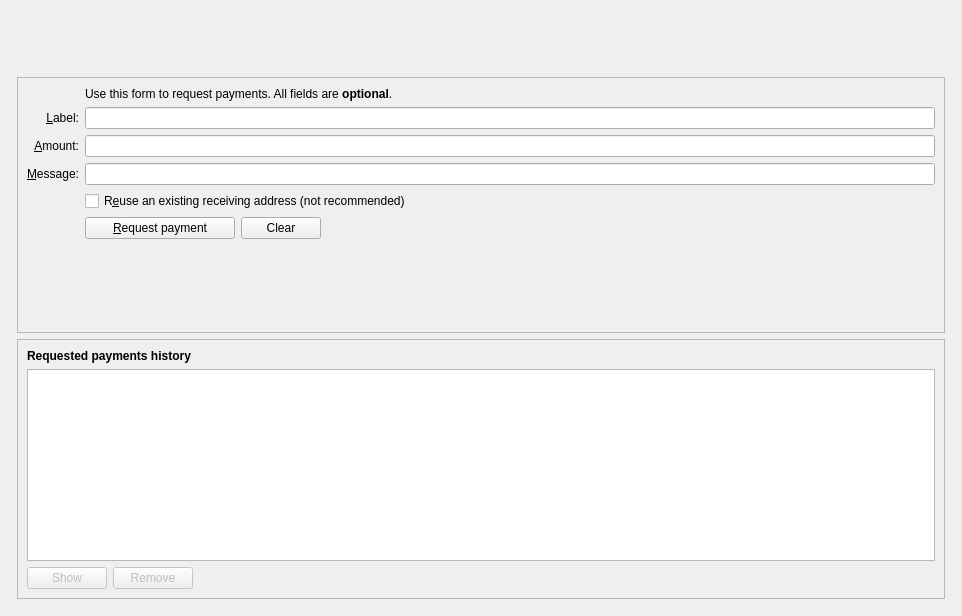
First picture: the form in src/qt/forms/receivecoinsdialog.ui, repository bestsolutionit/401KCoin, before the edit.
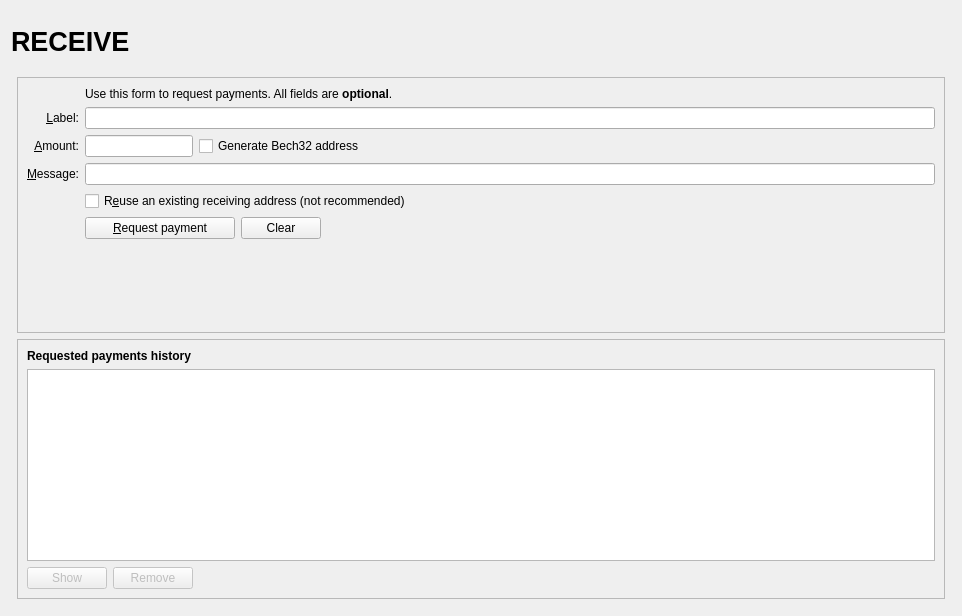
Second picture: the form after the edit. Icons and pictures are not drawn. Custom widgets are drawn as their Qt base class.

```diff
--- a/src/qt/forms/receivecoinsdialog.ui
+++ b/src/qt/forms/receivecoinsdialog.ui
@@ -32,7 +32,33 @@
          <number>0</number>
         </property>
         <item>
-         <layout class="QHBoxLayout" name="horizontalLayout_Header" stretch="1,0">
+         <layout class="QHBoxLayout" name="horizontalLayout_Header" stretch="1,0,1">
+          <item>
+           <widget class="QLabel" name="labelOverviewHeaderLeft">
+            <property name="minimumSize">
+             <size>
+              <width>464</width>
+              <height>60</height>
+             </size>
+            </property>
+            <property name="maximumSize">
+             <size>
+              <width>16777215</width>
+              <height>60</height>
+             </size>
+            </property>
+            <property name="font">
+             <font>
+              <pointsize>20</pointsize>
+              <weight>75</weight>
+              <bold>true</bold>
+             </font>
+            </property>
+            <property name="text">
+             <string>RECEIVE</string>
+            </property>
+           </widget>
+          </item>
           <item>
            <spacer name="horizontalSpacer_3">
             <property name="orientation">
@@ -197,18 +223,72 @@
               </widget>
              </item>
              <item row="5" column="2">
+             <layout class="QHBoxLayout" name="horizontalLayout_6">
+              <item>
               <widget class="BitcoinAmountField" name="reqAmount">
+                <property name="sizePolicy">
+                 <sizepolicy hsizetype="Fixed" vsizetype="Fixed">
+                  <horstretch>0</horstretch>
+                  <verstretch>0</verstretch>
+                 </sizepolicy>
+                </property>
                <property name="minimumSize">
                 <size>
                  <width>80</width>
                  <height>0</height>
                 </size>
                </property>
+                <property name="maximumSize">
+                 <size>
+                  <width>1000</width>
+                  <height>100</height>
+                 </size>
+                </property>
                <property name="toolTip">
                 <string>An optional amount to request. Leave this empty or zero to not request a specific amount.</string>
                </property>
               </widget>
              </item>
+              <item>
+               <widget class="QCheckBox" name="useBech32">
+                <property name="sizePolicy">
+                 <sizepolicy hsizetype="Fixed" vsizetype="Fixed">
+                  <horstretch>0</horstretch>
+                  <verstretch>0</verstretch>
+                 </sizepolicy>
+                </property>
+                <property name="maximumSize">
+                 <size>
+                  <width>1000</width>
+                  <height>16777215</height>
+                 </size>
+                </property>
+                <property name="focusPolicy">
+                 <enum>Qt::StrongFocus</enum>
+                </property>
+                <property name="toolTip">
+                 <string>Bech32 addresses (BIP-173) are cheaper to spend from and offer better protection against typos. When unchecked a P2SH wrapped SegWit address will be created, compatible with older wallets.</string>
+                </property>
+                <property name="text">
+                 <string>Generate Bech32 address</string>
+                </property>
+               </widget>
+              </item>
+              <item>
+               <spacer name="horizontalSpacer_3">
+                <property name="orientation">
+                 <enum>Qt::Horizontal</enum>
+                </property>
+                <property name="sizeHint" stdset="0">
+                 <size>
+                  <width>0</width>
+                  <height>0</height>
+                 </size>
+                </property>
+               </spacer>
+              </item>
+             </layout>
+            </item> 
              <item row="8" column="0">
               <widget class="QLabel" name="label_7">
                <property name="text">
```
Left out of the diff: 4 changed lines with no effect on the pictures. Lines whose indentation alone changed are shown as unchanged.
